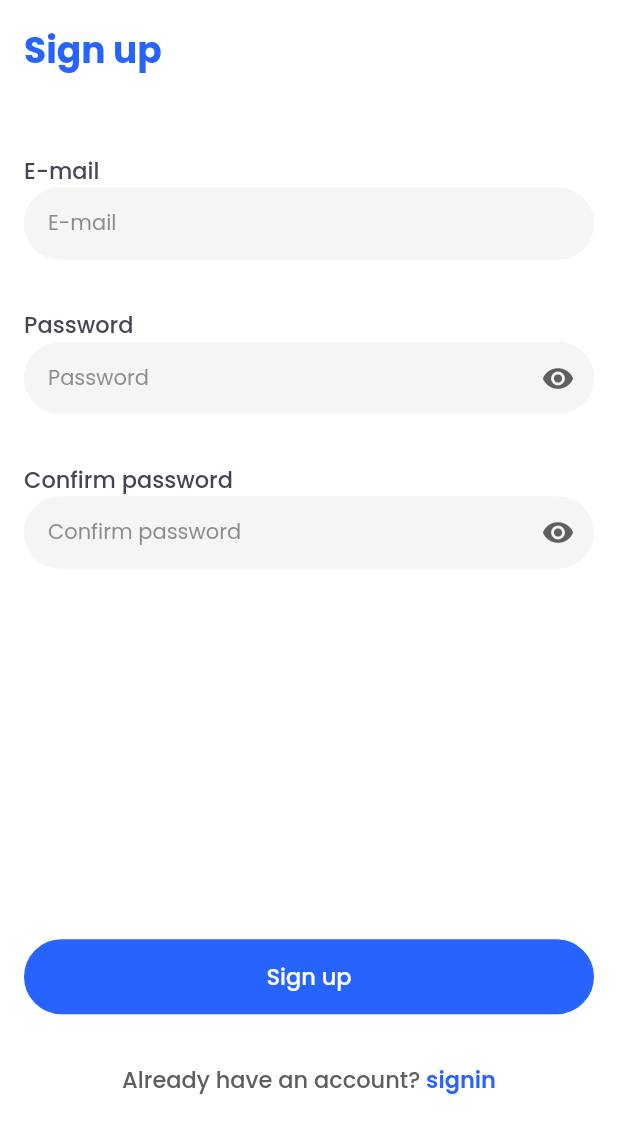
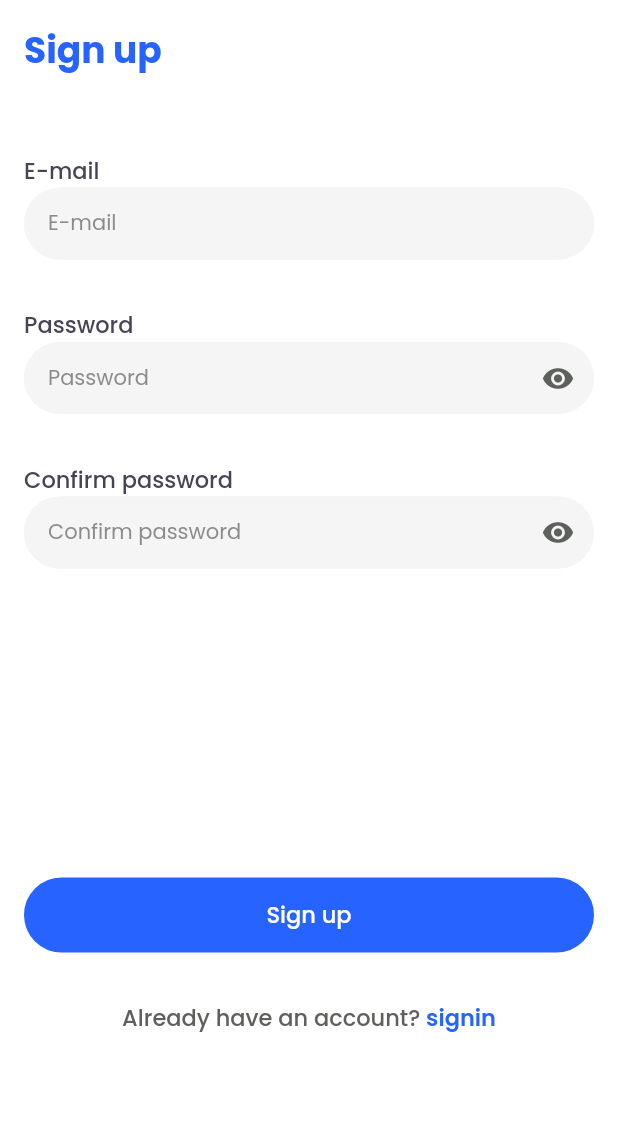
Before and after one commit to loredanagostian/SafeME, a Flutter app: the screen it shows after launch, after a tap on "signup", on a phone screen of 412 x 824 dp. Shown: the top 1133 px of the screen. Run offline on Flutter 3.47's test engine with Material 3 defaults, Android fonts, the phone set to English and light mode, and no system bars; our stand-ins replace cloud_firestore, firebase_auth, firebase_core, firebase_messaging, firebase_storage, flutter_riverpod and 8 more; missing offline and left inert: flutter_polyline_points; accounts and stored records are empty.

Commit message:
small UI/UX fixes

```diff
--- a/lib/screens/complete_profile_screen.dart
+++ b/lib/screens/complete_profile_screen.dart
@@ -128,7 +128,7 @@ class _CompleteProfileScreenState extends State<CompleteProfileScreen> {
                     isPhoneNumber: true,
                     isDone: true,
                   ),
-                  const SizedBox(height: AppSizes.titleFieldDistance),
+                  const SizedBox(height: AppSizes.buttonHeight),
                   CustomButton(
                       buttonColor: AppColors.mainBlue,
                       buttonText: AppStrings.saveChanges,
--- a/lib/screens/login_screen.dart
+++ b/lib/screens/login_screen.dart
@@ -116,7 +116,7 @@ class _LoginScreenState extends ConsumerState<LoginScreen> {
                       ),
                     ),
                   ),
-                  SizedBox(height: MediaQuery.sizeOf(context).height * 0.35),
+                  SizedBox(height: MediaQuery.sizeOf(context).height * 0.3),
                   CustomButton(
                       buttonColor: AppColors.mainBlue,
                       buttonText: AppStrings.login,
--- a/lib/screens/signup_screen.dart
+++ b/lib/screens/signup_screen.dart
@@ -114,7 +114,7 @@ class _SignupScreenState extends State<SignupScreen> {
                     isPassword: true,
                     isDone: true,
                   ),
-                  SizedBox(height: MediaQuery.sizeOf(context).height * 0.3),
+                  SizedBox(height: MediaQuery.sizeOf(context).height * 0.25),
                   CustomButton(
                       buttonColor: AppColors.mainBlue,
                       buttonText: AppStrings.signupTitle,
--- a/lib/screens/verify_phone_number_screen.dart
+++ b/lib/screens/verify_phone_number_screen.dart
@@ -14,6 +14,7 @@ import 'package:safe_me/managers/notification_manager.dart';
 import 'package:safe_me/managers/user_info_provider.dart';
 import 'package:safe_me/models/user_static_data.dart';
 import 'package:safe_me/screens/main_screen.dart';
+import 'package:safe_me/widgets/custom_bottom_tab_navigator.dart';
 import 'package:safe_me/widgets/custom_button.dart';
 import 'package:safe_me/widgets/custom_snackbar.dart';
 import 'package:safe_me/widgets/custom_textfield.dart';
@@ -143,6 +144,10 @@ class _VerifyPhoneNumberState extends ConsumerState<VerifyPhoneNumber> {
                             "imageURL": imageUrl
                           };
 
+                          ref
+                              .read(bottomNavigatorIndex.notifier)
+                              .update((state) => 1);
+
                           FirebaseManager.uploadNewUserData(userDatas).then(
                               (value) => Navigator.pushAndRemoveUntil(
                                   context,
```
